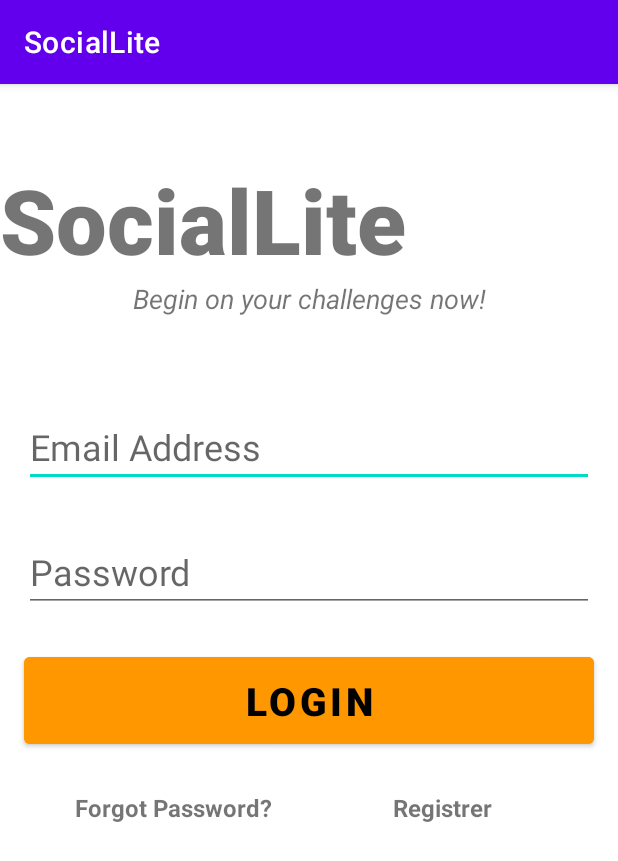
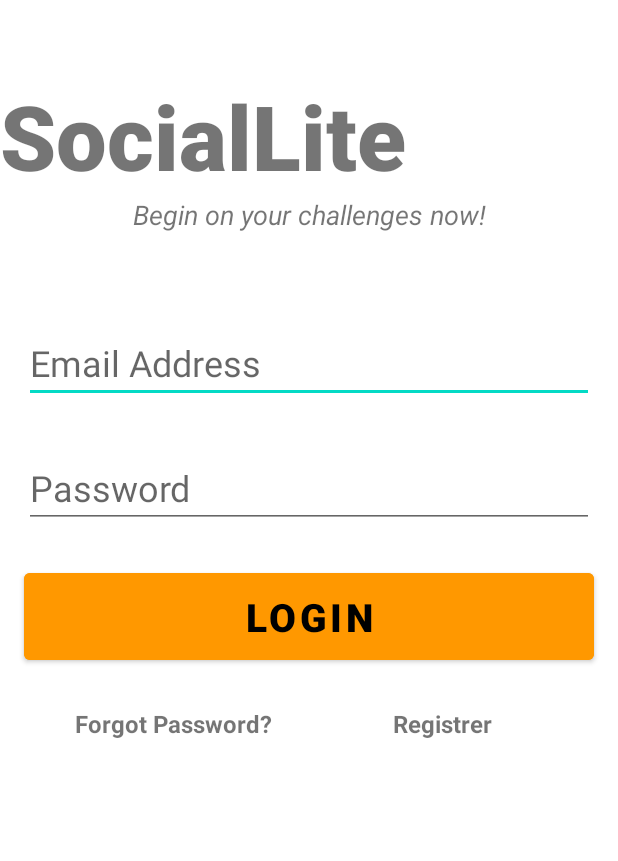
Before and after one commit to idaherabakka/SocialLite, an Android app: the screen it shows after launch (MainActivity), on a phone screen of 412 x 824 dp. Shown: the top 861 px of the screen. Run offline under Robolectric (Android 15) with nearby library versions, the phone set to English and light mode, and no system bars; our stand-ins replace Firebase (no records; nobody signed in at launch, a user with empty details on screens opened directly).

Commit message:
Changed color for theme and removed top bar.

```diff
--- a/app/src/main/res/values-night/themes.xml
+++ b/app/src/main/res/values-night/themes.xml
@@ -1,6 +1,6 @@
 <resources xmlns:tools="http://schemas.android.com/tools">
     <!-- Base application theme. -->
-    <style name="Theme.SocialLite" parent="Theme.MaterialComponents.DayNight.DarkActionBar">
+    <style name="Theme.SocialLite" parent="Theme.MaterialComponents.DayNight.NoActionBar">
         <!-- Primary brand color. -->
         <item name="colorPrimary">@color/purple_200</item>
         <item name="colorPrimaryVariant">@color/purple_700</item>
--- a/app/src/main/res/values/themes.xml
+++ b/app/src/main/res/values/themes.xml
@@ -1,9 +1,9 @@
 <resources xmlns:tools="http://schemas.android.com/tools">
     <!-- Base application theme. -->
-    <style name="Theme.SocialLite" parent="Theme.MaterialComponents.DayNight.DarkActionBar">
+    <style name="Theme.SocialLite" parent="Theme.MaterialComponents.DayNight.NoActionBar">
         <!-- Primary brand color. -->
-        <item name="colorPrimary">@color/purple_500</item>
-        <item name="colorPrimaryVariant">@color/purple_700</item>
+        <item name="colorPrimary">#FF8855</item>
+        <item name="colorPrimaryVariant">#FFA883</item>
         <item name="colorOnPrimary">@color/white</item>
         <!-- Secondary brand color. -->
         <item name="colorSecondary">@color/teal_200</item>
```
